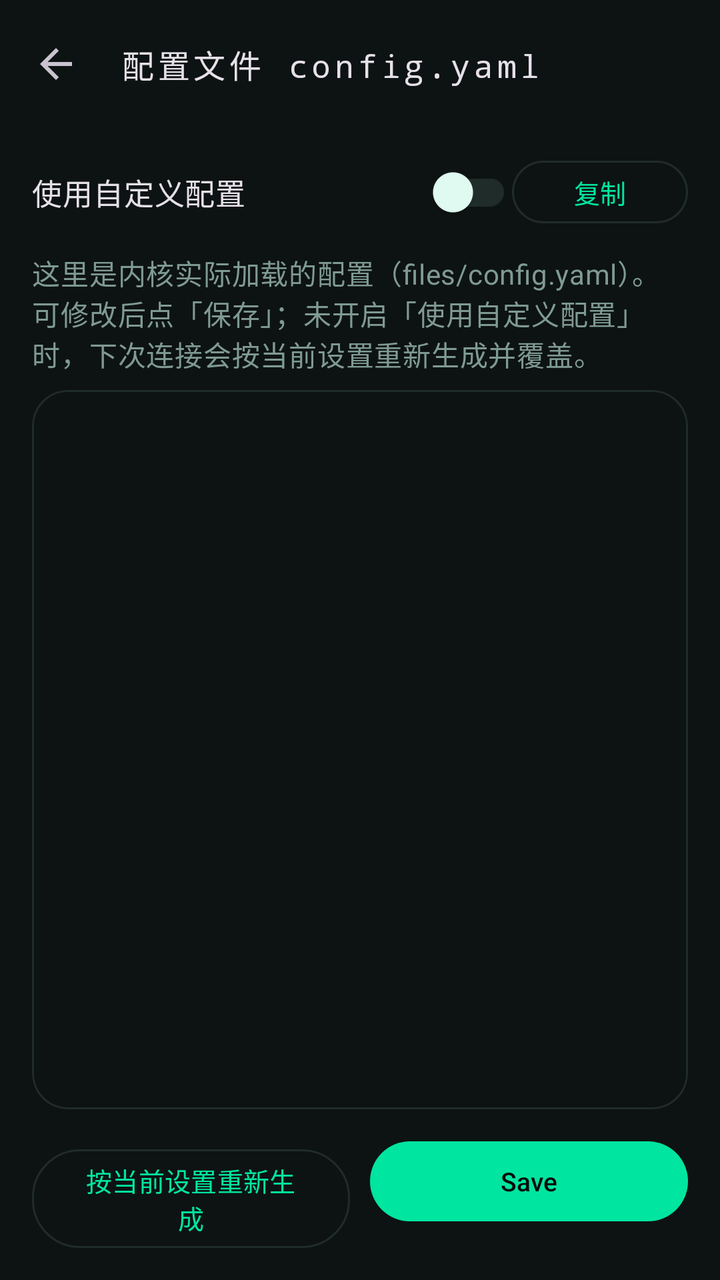
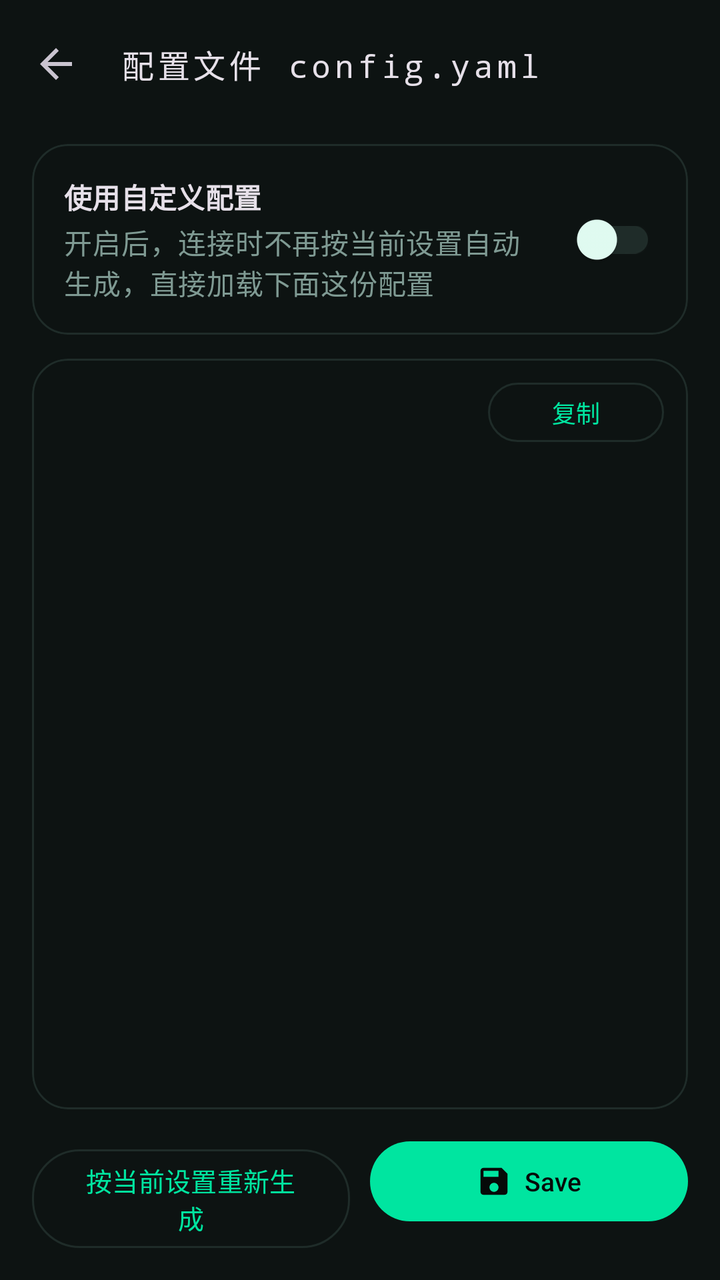

Compare the two renders of this Android layout. The source of the first and the diff that turns it into the second are given below.
<!-- AndroidManifest.xml: application theme Theme.TunVPN -->
<!-- res/layout/activity_config.xml -->
<?xml version="1.0" encoding="utf-8"?>
<LinearLayout xmlns:android="http://schemas.android.com/apk/res/android"
	xmlns:app="http://schemas.android.com/apk/res-auto"
	android:orientation="vertical"
	android:layout_width="match_parent"
	android:layout_height="match_parent"
	android:background="?attr/colorSurface">
	<com.google.android.material.appbar.MaterialToolbar
		android:id="@+id/toolbar"
		android:layout_width="match_parent"
		android:layout_height="?attr/actionBarSize"
		app:navigationIcon="?attr/homeAsUpIndicator"
		app:title="@string/settings_config"
		app:titleTextAppearance="@style/TextAppearance.TunVPN.Toolbar"/>
	<LinearLayout
		android:layout_width="match_parent"
		android:layout_height="wrap_content"
		android:orientation="horizontal"
		android:gravity="center_vertical"
		android:paddingStart="16dp"
		android:paddingEnd="16dp"
		android:paddingTop="8dp">
		<com.google.android.material.switchmaterial.SwitchMaterial
			android:id="@+id/config_custom"
			android:layout_width="0dp"
			android:layout_height="wrap_content"
			android:layout_weight="1"
			android:text="@string/config_custom"
			android:textSize="15sp"/>
		<com.google.android.material.button.MaterialButton
			android:id="@+id/config_copy"
			style="?attr/materialButtonOutlinedStyle"
			android:layout_width="wrap_content"
			android:layout_height="wrap_content"
			android:minHeight="36dp"
			android:text="@string/log_copy"
			android:textSize="13sp"
			app:cornerRadius="18dp"/>
	</LinearLayout>
	<TextView
		android:layout_width="match_parent"
		android:layout_height="wrap_content"
		android:paddingLeft="16dp"
		android:paddingRight="16dp"
		android:paddingTop="6dp"
		android:paddingBottom="8dp"
		android:text="@string/config_hint"
		android:textAppearance="@style/TextAppearance.TunVPN.Hint"/>
	<com.google.android.material.card.MaterialCardView
		style="@style/Widget.TunVPN.Card"
		android:layout_width="match_parent"
		android:layout_height="0dp"
		android:layout_weight="1"
		android:layout_marginLeft="16dp"
		android:layout_marginRight="16dp"
		android:layout_marginBottom="12dp">
		<EditText
			android:id="@+id/config_text"
			android:layout_width="match_parent"
			android:layout_height="match_parent"
			android:background="@android:color/transparent"
			android:fontFamily="monospace"
			android:gravity="top|start"
			android:importantForAutofill="no"
			android:inputType="textMultiLine|textNoSuggestions"
			android:padding="12dp"
			android:scrollbars="vertical"
			android:textSize="12sp"/>
	</com.google.android.material.card.MaterialCardView>
	<LinearLayout
		android:layout_width="match_parent"
		android:layout_height="wrap_content"
		android:orientation="horizontal"
		android:paddingStart="16dp"
		android:paddingEnd="16dp"
		android:paddingBottom="16dp">
		<com.google.android.material.button.MaterialButton
			android:id="@+id/config_regen"
			style="?attr/materialButtonOutlinedStyle"
			android:layout_width="0dp"
			android:layout_height="wrap_content"
			android:layout_weight="1"
			android:minHeight="48dp"
			android:text="@string/config_regen"
			android:textSize="13sp"
			app:cornerRadius="24dp"/>
		<com.google.android.material.button.MaterialButton
			android:id="@+id/config_save"
			android:layout_width="0dp"
			android:layout_height="wrap_content"
			android:layout_weight="1"
			android:layout_marginStart="10dp"
			android:minHeight="48dp"
			android:text="@string/save"
			android:textSize="13sp"
			app:cornerRadius="24dp"/>
	</LinearLayout>
</LinearLayout>
<!-- resources referenced by this layout -->
<resources>
  <string name="config_custom">使用自定义配置</string>
  <string name="config_hint">这里是内核实际加载的配置（files/config.yaml）。可修改后点「保存」；未开启「使用自定义配置」时，下次连接会按当前设置重新生成并覆盖。</string>
  <string name="config_regen">按当前设置重新生成</string>
  <string name="log_copy">复制</string>
  <string name="save">Save</string>
  <string name="settings_config">配置文件 config.yaml</string>
  <style name="TextAppearance.TunVPN.Hint" parent="TextAppearance.Material3.BodyMedium">
  		<item name="android:textColor">?attr/colorOnSurfaceVariant</item>
  		<item name="android:lineSpacingMultiplier">1.15</item>
  	</style>
  <style name="TextAppearance.TunVPN.Toolbar" parent="TextAppearance.Material3.TitleMedium">
  		<item name="fontFamily">monospace</item>
  		<item name="android:fontFamily">monospace</item>
  		<item name="android:letterSpacing">0.12</item>
  	</style>
  <style name="Widget.TunVPN.Card" parent="Widget.Material3.CardView.Outlined">
  		<item name="cardCornerRadius">18dp</item>
  		<item name="cardBackgroundColor">?attr/colorSurface</item>
  		<item name="strokeColor">?attr/colorOutline</item>
  		<item name="strokeWidth">1dp</item>
  	</style>
  <style name="Theme.TunVPN" parent="Theme.Material3.Dark.NoActionBar">
  		<item name="colorPrimary">#00E5A0</item>
  		<item name="colorOnPrimary">#060A09</item>
  		<item name="colorPrimaryContainer">#10261F</item>
  		<item name="colorOnPrimaryContainer">#6CFFD0</item>
  		<item name="colorSecondary">#00E5A0</item>
  		<item name="colorOnSecondary">#060A09</item>
  		<item name="colorSecondaryContainer">#0B2E26</item>
  		<item name="colorOnSecondaryContainer">#6CFFD0</item>
  		<item name="colorError">#FF5C7A</item>
  		<item name="colorOnError">#060A09</item>
  		<item name="colorErrorContainer">#3A1220</item>
  		<item name="colorOnErrorContainer">#FFC2CE</item>
  		<item name="android:colorBackground">#060A09</item>
  		<item name="colorSurface">#0D1312</item>
  		<item name="colorOnSurface">#E4FFF5</item>
  		<item name="colorSurfaceVariant">#131B1A</item>
  		<item name="colorOnSurfaceVariant">#7F9A93</item>
  		<item name="colorSurfaceContainer">#18221F</item>
  		<item name="colorOutline">#1F2C29</item>
  		<item name="android:statusBarColor">@android:color/transparent</item>
  		<item name="android:navigationBarColor">@android:color/transparent</item>
  		<item name="android:windowLightStatusBar">false</item>
  		<item name="android:windowBackground">#060A09</item>
  	</style>
</resources>

<!-- the commit's change to res/layout/activity_config.xml (unified diff, before → after) -->
@@ -12,40 +12,44 @@
 		app:navigationIcon="?attr/homeAsUpIndicator"
 		app:title="@string/settings_config"
 		app:titleTextAppearance="@style/TextAppearance.TunVPN.Toolbar"/>
-	<LinearLayout
+	<com.google.android.material.card.MaterialCardView
+		style="@style/Widget.TunVPN.Card"
 		android:layout_width="match_parent"
 		android:layout_height="wrap_content"
-		android:orientation="horizontal"
-		android:gravity="center_vertical"
-		android:paddingStart="16dp"
-		android:paddingEnd="16dp"
-		android:paddingTop="8dp">
-		<com.google.android.material.switchmaterial.SwitchMaterial
-			android:id="@+id/config_custom"
-			android:layout_width="0dp"
+		android:layout_marginLeft="16dp"
+		android:layout_marginRight="16dp"
+		android:layout_marginTop="8dp">
+		<LinearLayout
+			android:orientation="horizontal"
+			android:layout_width="match_parent"
 			android:layout_height="wrap_content"
-			android:layout_weight="1"
-			android:text="@string/config_custom"
-			android:textSize="15sp"/>
-		<com.google.android.material.button.MaterialButton
-			android:id="@+id/config_copy"
-			style="?attr/materialButtonOutlinedStyle"
-			android:layout_width="wrap_content"
-			android:layout_height="wrap_content"
-			android:minHeight="36dp"
-			android:text="@string/log_copy"
-			android:textSize="13sp"
-			app:cornerRadius="18dp"/>
-	</LinearLayout>
-	<TextView
-		android:layout_width="match_parent"
-		android:layout_height="wrap_content"
-		android:paddingLeft="16dp"
-		android:paddingRight="16dp"
-		android:paddingTop="6dp"
-		android:paddingBottom="8dp"
-		android:text="@string/config_hint"
-		android:textAppearance="@style/TextAppearance.TunVPN.Hint"/>
+			android:gravity="center_vertical"
+			android:padding="16dp">
+			<LinearLayout
+				android:orientation="vertical"
+				android:layout_width="0dp"
+				android:layout_height="wrap_content"
+				android:layout_weight="1">
+				<TextView
+					android:layout_width="match_parent"
+					android:layout_height="wrap_content"
+					android:text="@string/config_custom"
+					android:textAppearance="?attr/textAppearanceTitleSmall"
+					android:textStyle="bold"/>
+				<TextView
+					android:layout_width="match_parent"
+					android:layout_height="wrap_content"
+					android:layout_marginTop="2dp"
+					android:text="@string/config_custom_hint"
+					android:textAppearance="@style/TextAppearance.TunVPN.Hint"/>
+			</LinearLayout>
+			<com.google.android.material.switchmaterial.SwitchMaterial
+				android:id="@+id/config_custom"
+				android:layout_width="wrap_content"
+				android:layout_height="wrap_content"
+				android:layout_marginStart="12dp"/>
+		</LinearLayout>
+	</com.google.android.material.card.MaterialCardView>
 	<com.google.android.material.card.MaterialCardView
 		style="@style/Widget.TunVPN.Card"
 		android:layout_width="match_parent"
@@ -53,24 +57,58 @@
 		android:layout_weight="1"
 		android:layout_marginLeft="16dp"
 		android:layout_marginRight="16dp"
+		android:layout_marginTop="12dp"
 		android:layout_marginBottom="12dp">
-		<EditText
-			android:id="@+id/config_text"
+		<LinearLayout
+			android:orientation="vertical"
 			android:layout_width="match_parent"
 			android:layout_height="match_parent"
-			android:background="@android:color/transparent"
-			android:fontFamily="monospace"
-			android:gravity="top|start"
-			android:importantForAutofill="no"
-			android:inputType="textMultiLine|textNoSuggestions"
-			android:padding="12dp"
-			android:scrollbars="vertical"
-			android:textSize="12sp"/>
+			android:paddingLeft="12dp"
+			android:paddingRight="12dp"
+			android:paddingTop="8dp"
+			android:paddingBottom="12dp">
+			<LinearLayout
+				android:orientation="horizontal"
+				android:layout_width="match_parent"
+				android:layout_height="wrap_content"
+				android:gravity="center_vertical">
+				<TextView
+					android:id="@+id/config_status"
+					android:layout_width="0dp"
+					android:layout_height="wrap_content"
+					android:layout_weight="1"
+					android:maxLines="1"
+					android:textAppearance="@style/TextAppearance.TunVPN.Hint"/>
+				<com.google.android.material.button.MaterialButton
+					android:id="@+id/config_copy"
+					style="?attr/materialButtonOutlinedStyle"
+					android:layout_width="wrap_content"
+					android:layout_height="wrap_content"
+					android:layout_marginStart="8dp"
+					android:minHeight="32dp"
+					android:text="@string/log_copy"
+					android:textSize="12sp"
+					app:cornerRadius="16dp"/>
+			</LinearLayout>
+			<EditText
+				android:id="@+id/config_text"
+				android:layout_width="match_parent"
+				android:layout_height="0dp"
+				android:layout_weight="1"
+				android:layout_marginTop="6dp"
+				android:background="@android:color/transparent"
+				android:fontFamily="monospace"
+				android:gravity="top|start"
+				android:importantForAutofill="no"
+				android:inputType="textMultiLine|textNoSuggestions"
+				android:scrollbars="vertical"
+				android:textSize="12sp"/>
+		</LinearLayout>
 	</com.google.android.material.card.MaterialCardView>
 	<LinearLayout
+		android:orientation="horizontal"
 		android:layout_width="match_parent"
 		android:layout_height="wrap_content"
-		android:orientation="horizontal"
 		android:paddingStart="16dp"
 		android:paddingEnd="16dp"
 		android:paddingBottom="16dp">
@@ -93,6 +131,10 @@
 			android:minHeight="48dp"
 			android:text="@string/save"
 			android:textSize="13sp"
-			app:cornerRadius="24dp"/>
+			app:cornerRadius="24dp"
+			app:icon="@drawable/ic_save"
+			app:iconGravity="textStart"
+			app:iconPadding="6dp"
+			app:iconSize="18dp"/>
 	</LinearLayout>
 </LinearLayout>
<!-- resource entries referenced after the edit -->
@@ -1,7 +1,18 @@
 <!-- resources referenced by this layout -->
 <resources>
+  <!-- drawable ic_save (drawable) -->
+  <?xml version="1.0" encoding="utf-8"?>
+  <vector xmlns:android="http://schemas.android.com/apk/res/android"
+  	android:width="24dp"
+  	android:height="24dp"
+  	android:viewportWidth="24"
+  	android:viewportHeight="24">
+  	<path
+  		android:fillColor="?attr/colorControlNormal"
+  		android:pathData="M17,3H5C3.89,3 3,3.9 3,5v14c0,1.1 0.89,2 2,2h14c1.1,0 2,-0.9 2,-2V7l-4,-4zM12,19c-1.66,0 -3,-1.34 -3,-3s1.34,-3 3,-3 3,1.34 3,3 -1.34,3 -3,3zM15,9H5V5h10v4z"/>
+  </vector>
   <string name="config_custom">使用自定义配置</string>
-  <string name="config_hint">这里是内核实际加载的配置（files/config.yaml）。可修改后点「保存」；未开启「使用自定义配置」时，下次连接会按当前设置重新生成并覆盖。</string>
+  <string name="config_custom_hint">开启后，连接时不再按当前设置自动生成，直接加载下面这份配置</string>
   <string name="config_regen">按当前设置重新生成</string>
   <string name="log_copy">复制</string>
   <string name="save">Save</string>
